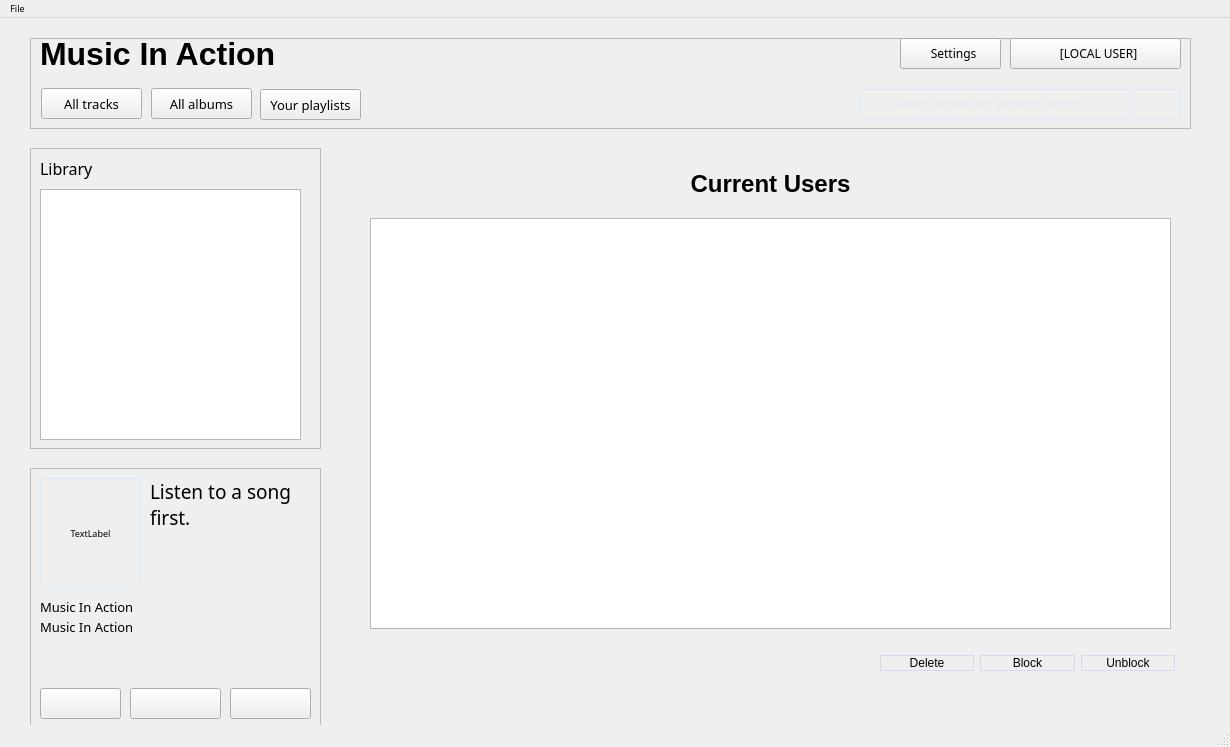
First picture: the form in mainwindow.ui, repository AlexDev404/GUIFinalProject, before the edit.
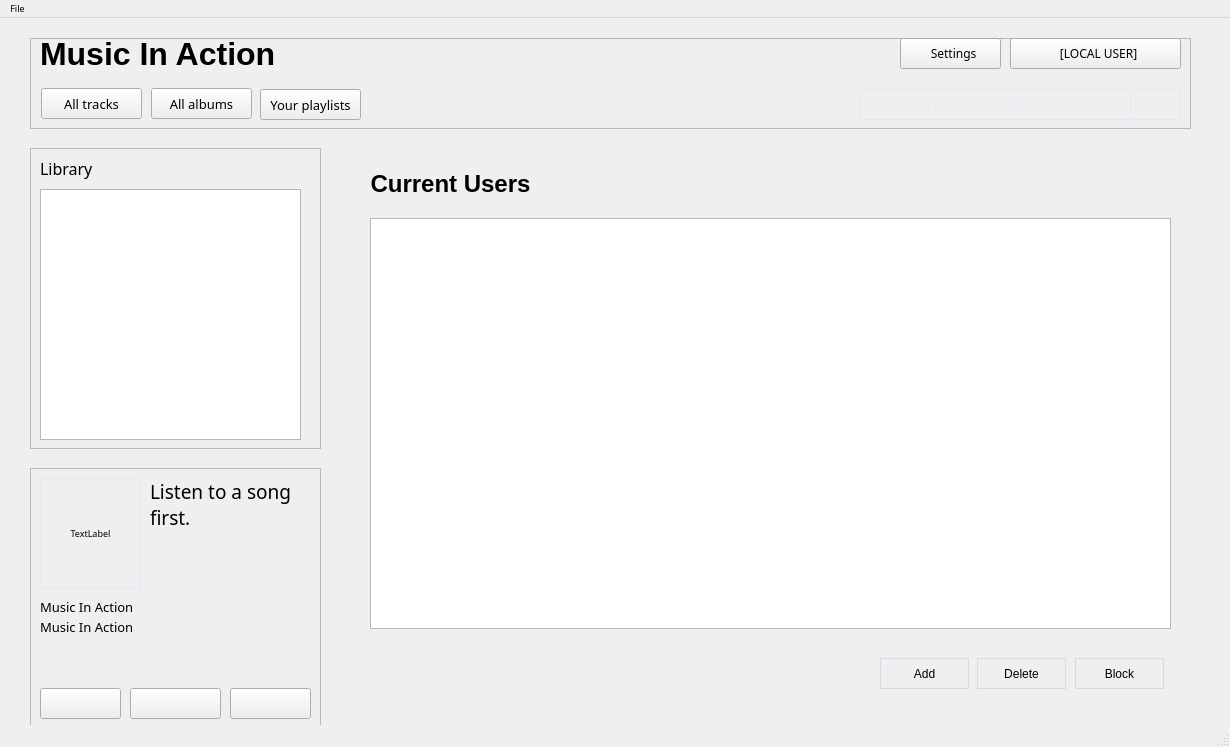
Second picture: the form after the edit. The open tabs and pages were chosen to show the change.

What changed in the file:
```diff
--- a/mainwindow.ui
+++ b/mainwindow.ui
@@ -51,7 +51,7 @@
 }</string>
     </property>
     <property name="currentIndex">
-     <number>0</number>
+     <number>2</number>
     </property>
     <widget class="QWidget" name="libraryDisplayPage">
      <widget class="QLabel" name="album_Image_ld">
@@ -1122,6 +1122,70 @@
       </widget>
      </widget>
     </widget>
+    <widget class="QWidget" name="userIsBannedPage">
+     <widget class="QLabel" name="title_text_2">
+      <property name="geometry">
+       <rect>
+        <x>270</x>
+        <y>240</y>
+        <width>231</width>
+        <height>31</height>
+       </rect>
+      </property>
+      <property name="font">
+       <font>
+        <family>Segoe UI</family>
+        <pointsize>24</pointsize>
+        <bold>true</bold>
+        <stylestrategy>PreferAntialias</stylestrategy>
+        <hintingpreference>PreferFullHinting</hintingpreference>
+       </font>
+      </property>
+      <property name="styleSheet">
+       <string notr="true"/>
+      </property>
+      <property name="text">
+       <string>Banned</string>
+      </property>
+      <property name="alignment">
+       <set>Qt::AlignCenter</set>
+      </property>
+     </widget>
+     <widget class="QLabel" name="track_name_pa_2">
+      <property name="geometry">
+       <rect>
+        <x>250</x>
+        <y>283</y>
+        <width>270</width>
+        <height>81</height>
+       </rect>
+      </property>
+      <property name="font">
+       <font>
+        <family>Work Sans Semibold</family>
+        <pointsize>14</pointsize>
+        <stylestrategy>PreferAntialias</stylestrategy>
+        <hintingpreference>PreferFullHinting</hintingpreference>
+       </font>
+      </property>
+      <property name="styleSheet">
+       <string notr="true">font-family: &quot;Work Sans Semibold&quot;;</string>
+      </property>
+      <property name="text">
+       <string>Great work!
+Nobody likes you now.</string>
+      </property>
+      <property name="scaledContents">
+       <bool>true</bool>
+      </property>
+      <property name="alignment">
+       <set>Qt::AlignHCenter|Qt::AlignTop</set>
+      </property>
+      <property name="wordWrap">
+       <bool>true</bool>
+      </property>
+     </widget>
+    </widget>
     <widget class="QWidget" name="allAlbumsPage">
      <widget class="QLabel" name="label_aap_1">
       <property name="geometry">
@@ -1245,39 +1309,6 @@
      </widget>
     </widget>
     <widget class="QWidget" name="editUsersPage">
-     <widget class="QWidget" name="layoutWidget_7">
-      <property name="geometry">
-       <rect>
-        <x>530</x>
-        <y>500</y>
-        <width>295</width>
-        <height>31</height>
-       </rect>
-      </property>
-      <layout class="QHBoxLayout" name="horizontalLayout_4">
-       <item>
-        <widget class="QPushButton" name="deleteButton_eup">
-         <property name="text">
-          <string>Delete</string>
-         </property>
-        </widget>
-       </item>
-       <item>
-        <widget class="QPushButton" name="blockButton_eup">
-         <property name="text">
-          <string>Block</string>
-         </property>
-        </widget>
-       </item>
-       <item>
-        <widget class="QPushButton" name="unblockButton_eup">
-         <property name="text">
-          <string>Unblock</string>
-         </property>
-        </widget>
-       </item>
-      </layout>
-     </widget>
      <widget class="QListView" name="userListView">
       <property name="geometry">
        <rect>
@@ -1293,7 +1324,7 @@
        <rect>
         <x>20</x>
         <y>20</y>
-        <width>801</width>
+        <width>161</width>
         <height>31</height>
        </rect>
       </property>
@@ -1310,6 +1341,45 @@
        <set>Qt::AlignCenter</set>
       </property>
      </widget>
+     <widget class="QPushButton" name="addButton_eup">
+      <property name="geometry">
+       <rect>
+        <x>530</x>
+        <y>510</y>
+        <width>89</width>
+        <height>31</height>
+       </rect>
+      </property>
+      <property name="text">
+       <string>Add</string>
+      </property>
+     </widget>
+     <widget class="QPushButton" name="blockButton_eup">
+      <property name="geometry">
+       <rect>
+        <x>725</x>
+        <y>510</y>
+        <width>89</width>
+        <height>31</height>
+       </rect>
+      </property>
+      <property name="text">
+       <string>Block</string>
+      </property>
+     </widget>
+     <widget class="QPushButton" name="deleteButton_eup">
+      <property name="geometry">
+       <rect>
+        <x>627</x>
+        <y>510</y>
+        <width>89</width>
+        <height>31</height>
+       </rect>
+      </property>
+      <property name="text">
+       <string>Delete</string>
+      </property>
+     </widget>
     </widget>
     <widget class="QWidget" name="libraryDisplayPage2">
      <widget class="QLabel" name="label_ldp_1">
```
